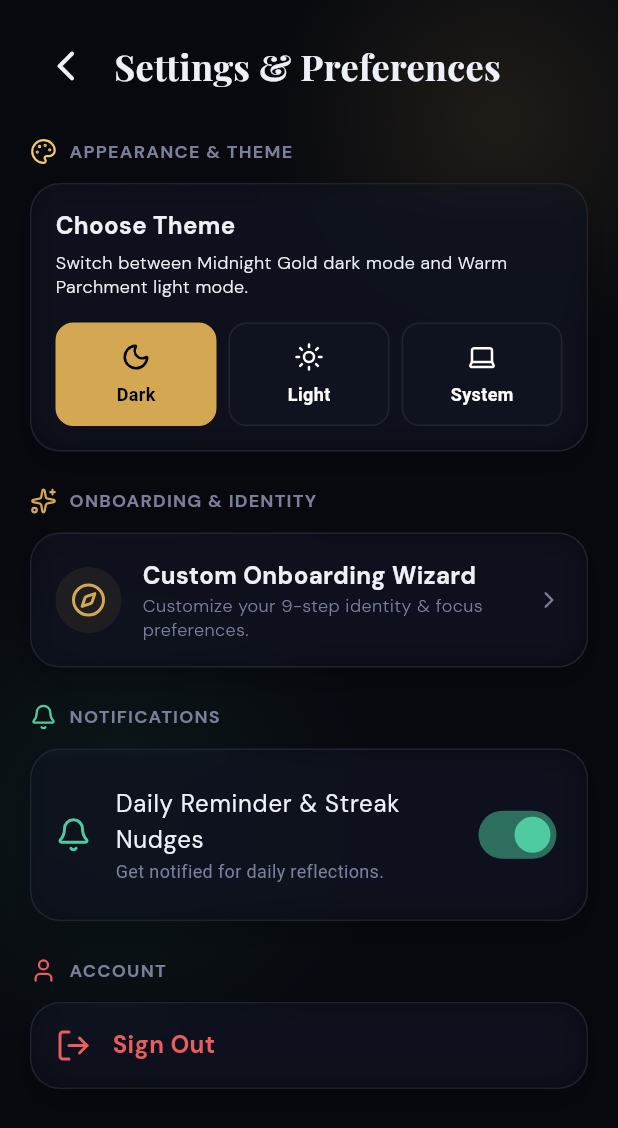
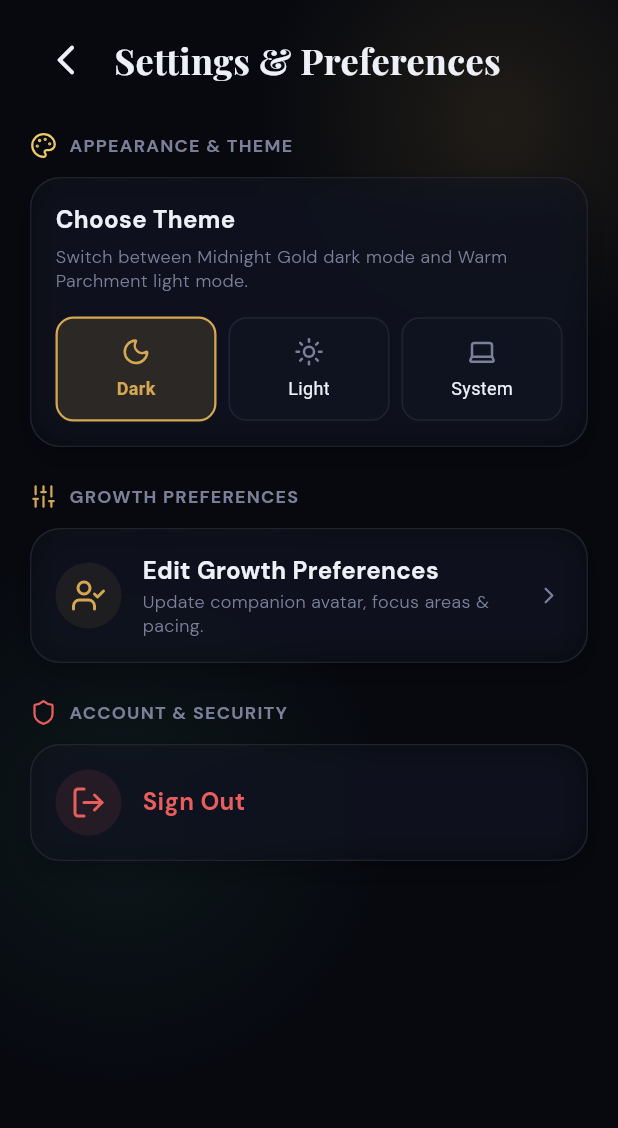
Before and after one commit to Ralein/VinR-2.0, a Flutter app: the SettingsScreen screen opened by its route, on a phone screen of 412 x 824 dp. Shown: the top 1128 px of the screen. Run offline on Flutter 3.47's test engine with Material 3 defaults, Android fonts, the phone set to English and light mode, and no system bars; our stand-ins replace dio, flutter_riverpod, flutter_secure_storage, go_router, google_fonts, lucide_icons and 2 more; accounts and stored records are empty.

Commit message:
feat: add growth preference modal to settings and integrate onboarding check into route navigation

```diff
--- a/apps/flutter_app/lib/core/navigation/app_router.dart
+++ b/apps/flutter_app/lib/core/navigation/app_router.dart
@@ -29,7 +29,9 @@ final routerProvider = Provider<GoRouter>((ref) {
 
   return GoRouter(
     navigatorKey: _rootNavigatorKey,
-    initialLocation: auth.isAuthenticated ? '/home' : '/welcome',
+    initialLocation: auth.isAuthenticated
+        ? (auth.user?.onboardingComplete == false ? '/onboarding' : '/home')
+        : '/welcome',
     routes: [
       GoRoute(
         path: '/welcome',
--- a/apps/flutter_app/lib/features/auth/screens/welcome_screen.dart
+++ b/apps/flutter_app/lib/features/auth/screens/welcome_screen.dart
@@ -98,7 +98,7 @@ class WelcomeScreen extends StatelessWidget {
 
                 GoldButton(
                   text: 'Begin your winning journey →',
-                  onPressed: () => context.push('/onboarding'),
+                  onPressed: () => context.push('/sign-up'),
                 ),
                 const SizedBox(height: 14),
 
--- a/apps/flutter_app/lib/features/settings/screens/settings_screen.dart
+++ b/apps/flutter_app/lib/features/settings/screens/settings_screen.dart
@@ -10,29 +10,127 @@ import '../../../core/widgets/ambient_background.dart';
 import '../../../core/widgets/glass_container.dart';
 import '../../../core/widgets/section_header.dart';
 import '../../auth/providers/auth_provider.dart';
+import '../../onboarding/providers/onboarding_provider.dart';
 
 class SettingsScreen extends ConsumerWidget {
   const SettingsScreen({super.key});
+
+  void _showEditPreferencesModal(BuildContext context, WidgetRef ref) {
+    final onboardingState = ref.read(onboardingProvider);
+    final notifier = ref.read(onboardingProvider.notifier);
+
+    final primaryTextColor = context.textColor;
+    final mutedTextColor = context.textMutedColor;
+    final activeGold = context.goldColor;
+
+    showModalBottomSheet(
+      context: context,
+      isScrollControlled: true,
+      backgroundColor: context.surfaceColor,
+      shape: const RoundedRectangleBorder(
+        borderRadius: BorderRadius.vertical(top: Radius.circular(24)),
+      ),
+      builder: (context) {
+        return SafeArea(
+          child: Padding(
+            padding: const EdgeInsets.all(20),
+            child: Column(
+              mainAxisSize: MainAxisSize.min,
+              crossAxisAlignment: CrossAxisAlignment.start,
+              children: [
+                Center(
+                  child: Container(
+                    width: 36,
+                    height: 4,
+                    decoration: BoxDecoration(
+                      color: context.textGhostColor.withValues(alpha: 0.3),
+                      borderRadius: BorderRadius.circular(2),
+                    ),
+                  ),
+                ),
+                const SizedBox(height: 16),
+                Text('Edit Growth Preferences', style: VinRTypography.h2.copyWith(color: primaryTextColor)),
+                Text('Update your AI companion style and pacing.', style: VinRTypography.caption.copyWith(color: mutedTextColor)),
+                const SizedBox(height: 20),
+
+                // Companion Avatar Preference
+                Text('COMPANION AVATAR', style: VinRTypography.label.copyWith(color: mutedTextColor, fontWeight: FontWeight.bold)),
+                const SizedBox(height: 8),
+                Wrap(
+                  spacing: 8,
+                  children: ['VinR Classic', 'Zen Master', 'Stoic Guardian', 'Solar Spark'].map((avatar) {
+                    final isSel = onboardingState.avatar == avatar;
+                    return ChoiceChip(
+                      selected: isSel,
+                      label: Text(avatar, style: TextStyle(color: isSel ? Colors.black : primaryTextColor, fontWeight: isSel ? FontWeight.bold : FontWeight.normal)),
+                      selectedColor: activeGold,
+                      backgroundColor: context.surfaceColor,
+                      onSelected: (_) => notifier.setAvatar(avatar),
+                    );
+                  }).toList(),
+                ),
+                const SizedBox(height: 20),
+
+                // Daily Pacing Preference
+                Text('DAILY PACING', style: VinRTypography.label.copyWith(color: mutedTextColor, fontWeight: FontWeight.bold)),
+                const SizedBox(height: 8),
+                Wrap(
+                  spacing: 8,
+                  children: ['5 mins / day', '10 mins / day', '20 mins / day'].map((freq) {
+                    final isSel = onboardingState.frequency.contains(freq.split(' ').first);
+                    return ChoiceChip(
+                      selected: isSel,
+                      label: Text(freq, style: TextStyle(color: isSel ? Colors.black : primaryTextColor, fontWeight: isSel ? FontWeight.bold : FontWeight.normal)),
+                      selectedColor: activeGold,
+                      backgroundColor: context.surfaceColor,
+                      onSelected: (_) => notifier.setFrequency('$freq (Standard)'),
+                    );
+                  }).toList(),
+                ),
+                const SizedBox(height: 24),
+
+                ElevatedButton(
+                  onPressed: () {
+                    Navigator.pop(context);
+                    ScaffoldMessenger.of(context).showSnackBar(
+                      const SnackBar(content: Text('Preferences Updated Successfully! ✨')),
+                    );
+                  },
+                  style: ElevatedButton.styleFrom(
+                    backgroundColor: activeGold,
+                    minimumSize: const Size.fromHeight(48),
+                    shape: RoundedRectangleBorder(borderRadius: BorderRadius.circular(16)),
+                  ),
+                  child: const Text('Save Preferences', style: TextStyle(color: Colors.white, fontWeight: FontWeight.bold)),
+                ),
+              ],
+            ),
+          ),
+        );
+      },
+    );
+  }
 
   @override
   Widget build(BuildContext context, WidgetRef ref) {
     final themeMode = ref.watch(themeProvider);
     final themeNotifier = ref.read(themeProvider.notifier);
+    final authNotifier = ref.read(authProvider.notifier);
 
     return Scaffold(
       body: AmbientBackground(
         child: SafeArea(
           child: ListView(
-            padding: const EdgeInsets.all(20),
+            padding: const EdgeInsets.symmetric(horizontal: 20, vertical: 16),
             children: [
               Row(
                 children: [
                   IconButton(
-                    icon: const Icon(Icons.arrow_back_ios_new_rounded),
+                    icon: Icon(Icons.arrow_back_ios_new_rounded, color: context.textColor),
                     onPressed: () => context.pop(),
                   ),
                   const SizedBox(width: 8),
-                  Text('Settings & Preferences', style: VinRTypography.h2),
+                  Text('Settings & Preferences', style: VinRTypography.h2.copyWith(color: context.textColor)),
                 ],
               ),
               const SizedBox(height: 24),
@@ -47,11 +145,11 @@ class SettingsScreen extends ConsumerWidget {
                 child: Column(
                   crossAxisAlignment: CrossAxisAlignment.start,
                   children: [
-                    Text('Choose Theme', style: VinRTypography.body.copyWith(fontWeight: FontWeight.bold)),
+                    Text('Choose Theme', style: VinRTypography.body.copyWith(fontWeight: FontWeight.bold, color: context.textColor)),
                     const SizedBox(height: 4),
                     Text(
                       'Switch between Midnight Gold dark mode and Warm Parchment light mode.',
-                      style: VinRTypography.caption,
+                      style: VinRTypography.caption.copyWith(color: context.textMutedColor),
                     ),
                     const SizedBox(height: 16),
                     Row(
@@ -87,12 +185,12 @@ class SettingsScreen extends ConsumerWidget {
               const SizedBox(height: 24),
 
               const SectionHeader(
-                title: 'ONBOARDING & IDENTITY',
-                icon: LucideIcons.sparkles,
+                title: 'GROWTH PREFERENCES',
+                icon: LucideIcons.sliders,
               ),
 
               GlassContainer(
-                onTap: () => context.push('/onboarding'),
+                onTap: () => _showEditPreferencesModal(context, ref),
                 child: Row(
                   children: [
                     Container(
@@ -101,15 +199,15 @@ class SettingsScreen extends ConsumerWidget {
                         color: context.goldMutedColor,
                         shape: BoxShape.circle,
                       ),
-                      child: Icon(LucideIcons.compass, color: context.goldColor),
+                      child: Icon(LucideIcons.userCheck, color: context.goldColor),
                     ),
                     const SizedBox(width: 14),
                     Expanded(
                       child: Column(
                         crossAxisAlignment: CrossAxisAlignment.start,
                         children: [
-                          Text('Custom Onboarding Wizard', style: VinRTypography.body.copyWith(fontWeight: FontWeight.bold, color: context.textColor)),
-                          Text('Customize your 9-step identity & focus preferences.', style: VinRTypography.caption.copyWith(color: context.textMutedColor)),
+                          Text('Edit Growth Preferences', style: VinRTypography.body.copyWith(fontWeight: FontWeight.bold, color: context.textColor)),
+                          Text('Update companion avatar, focus areas & pacing.', style: VinRTypography.caption.copyWith(color: context.textMutedColor)),
                         ],
                       ),
                     ),
@@ -120,44 +218,38 @@ class SettingsScreen extends ConsumerWidget {
               const SizedBox(height: 24),
 
               const SectionHeader(
-                title: 'NOTIFICATIONS',
-                icon: LucideIcons.bell,
-                iconColor: VinRColors.emerald,
-              ),
-
-              GlassContainer(
-                child: ListTile(
-                  contentPadding: EdgeInsets.zero,
-                  leading: const Icon(LucideIcons.bell, color: VinRColors.emerald),
-                  title: Text('Daily Reminder & Streak Nudges', style: VinRTypography.body),
-                  subtitle: const Text('Get notified for daily reflections.', style: TextStyle(color: VinRColors.textMuted, fontSize: 12)),
-                  trailing: Switch(
-                    value: true,
-                    onChanged: (_) {},
-                    activeThumbColor: VinRColors.emerald,
-                  ),
-                ),
-              ),
-              const SizedBox(height: 24),
-
-              const SectionHeader(
-                title: 'ACCOUNT',
-                icon: LucideIcons.user,
+                title: 'ACCOUNT & SECURITY',
+                icon: LucideIcons.shield,
                 iconColor: VinRColors.crimson,
               ),
 
               GlassContainer(
                 onTap: () async {
-                  await ref.read(authProvider.notifier).signOut();
+                  await authNotifier.signOut();
                   if (context.mounted) {
                     context.go('/welcome');
                   }
                 },
                 child: Row(
                   children: [
-                    const Icon(LucideIcons.logOut, color: VinRColors.crimson),
+                    Container(
+                      padding: const EdgeInsets.all(10),
+                      decoration: BoxDecoration(
+                        color: VinRColors.crimsonGlow,
+                        shape: BoxShape.circle,
+                      ),
+                      child: const Icon(LucideIcons.logOut, color: VinRColors.crimson),
+                    ),
                     const SizedBox(width: 14),
-                    Text('Sign Out', style: VinRTypography.body.copyWith(color: VinRColors.crimson, fontWeight: FontWeight.bold)),
+                    Expanded(
+                      child: Text(
+                        'Sign Out',
+                        style: VinRTypography.body.copyWith(
+                          color: VinRColors.crimson,
+                          fontWeight: FontWeight.bold,
+                        ),
+                      ),
+                    ),
                   ],
                 ),
               ),
@@ -175,8 +267,7 @@ class SettingsScreen extends ConsumerWidget {
     required bool isSelected,
     required VoidCallback onTap,
   }) {
-    final isLight = Theme.of(context).brightness == Brightness.light;
-    final selectedBg = isLight ? const Color(0xFFB8832A) : VinRColors.gold;
+    final activeGold = context.goldColor;
 
     return Expanded(
       child: GestureDetector(
@@ -184,22 +275,23 @@ class SettingsScreen extends ConsumerWidget {
         child: Container(
           padding: const EdgeInsets.symmetric(vertical: 12),
           decoration: BoxDecoration(
-            color: isSelected ? selectedBg : (isLight ? const Color(0xFFF5F2EC) : VinRColors.surface),
+            color: isSelected ? activeGold.withValues(alpha: 0.15) : context.surfaceColor,
             borderRadius: BorderRadius.circular(12),
             border: Border.all(
-              color: isSelected ? selectedBg : (isLight ? const Color(0x22000000) : VinRColors.border),
+              color: isSelected ? activeGold : context.borderColor,
+              width: isSelected ? 1.5 : 1,
             ),
           ),
           child: Column(
             children: [
-              Icon(icon, size: 20, color: isSelected ? Colors.black : (isLight ? Colors.black87 : Colors.white)),
+              Icon(icon, size: 20, color: isSelected ? activeGold : context.textMutedColor),
               const SizedBox(height: 6),
               Text(
                 label,
                 style: TextStyle(
                   fontSize: 12,
-                  fontWeight: FontWeight.bold,
-                  color: isSelected ? Colors.black : (isLight ? Colors.black87 : Colors.white),
+                  fontWeight: isSelected ? FontWeight.bold : FontWeight.normal,
+                  color: isSelected ? activeGold : context.textColor,
                 ),
               ),
             ],
```
Also changed, not shown: apps/flutter_app/lib/features/dashboard/screens/home_dashboard_screen.dart (+8 -5 lines).
